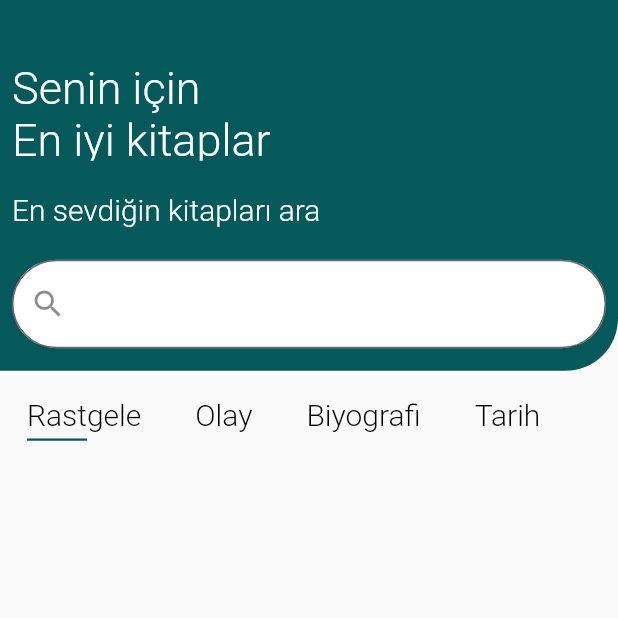
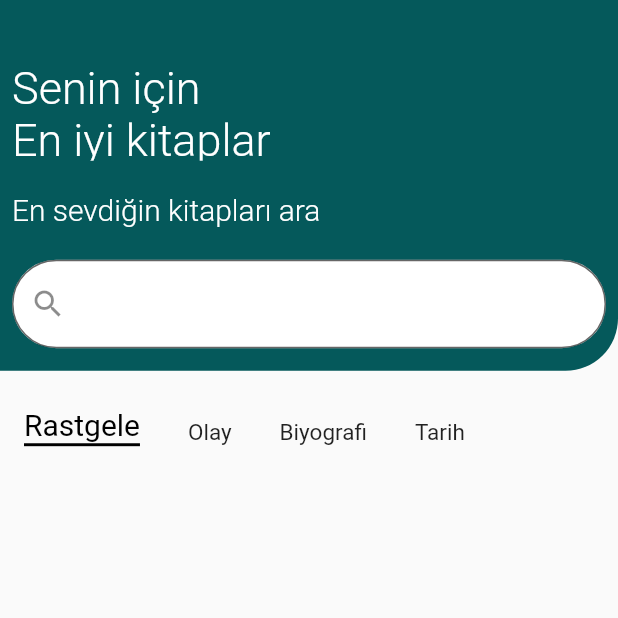
Before and after one commit to Ceyhunnnn/KitapcimProject, a Flutter app: the Library screen opened directly, on a phone screen of 412 x 824 dp, the top half of it. Run offline on Flutter 3.47's test engine with Material 2 defaults, Android fonts, the phone set to English and light mode, and no system bars; our stand-ins replace audioplayers, carousel_slider, cloud_firestore, firebase_auth, firebase_core, font_awesome_flutter and 2 more; missing offline and left inert: bottom_bar; accounts and stored records are empty.

Commit message:
library category edited

```diff
--- a/lib/view/library/library_view.dart
+++ b/lib/view/library/library_view.dart
@@ -4,6 +4,7 @@
 // ignore: import_of_legacy_library_into_null_safe
 import 'package:cloud_firestore/cloud_firestore.dart';
 import 'package:flutter/material.dart';
+import 'package:kitapcim/core/constants/padding_constant.dart';
 
 import 'package:kitapcim/core/extensions/context_extentions.dart';
 import 'package:rflutter_alert/rflutter_alert.dart';
@@ -65,42 +66,33 @@ class _LibraryState extends State<Library> {
                 bookListUpdate(selectedItemCategory);
               },
               onDoubleTap: () => null,
-              child: Row(
-                mainAxisAlignment: MainAxisAlignment.center,
-                children: [
-                  Padding(
-                    padding: const EdgeInsets.all(10),
-                    child: Container(
-                      child: Padding(
-                        padding: const EdgeInsets.all(8.0),
-                        child: Column(
-                          mainAxisAlignment: MainAxisAlignment.start,
-                          crossAxisAlignment: CrossAxisAlignment.start,
-                          children: [
-                            Text(
-                              categoryItems[index],
-                              style:
-                                  context.customTextStyle(Colors.black, 20.0),
-                            ),
-                            SizedBox(
-                              height: context.dynamicHeight(0.005),
-                            ),
-                            selectedItemCategory == categoryItems[index]
-                                ? Container(
-                                    width: 40,
-                                    height: 1.5,
-                                    color: context.appColor,
-                                  )
-                                : Text("")
-                          ],
-                        ),
-                      ),
-                      decoration: BoxDecoration(
-                        borderRadius: BorderRadius.circular(10),
-                      ),
-                    ),
-                  ),
-                ],
+              child: Padding(
+                padding: const EdgeInsets.all(8.0),
+                child: Container(
+                    alignment: Alignment.center,
+                    padding: PaddingConstant.instance.paddingLow,
+                    // decoration: BoxDecoration(
+                    //   borderRadius: BorderRadius.circular(20),
+                    //   color: selectedItemCategory == categoryItems[index]
+                    //       ? Colors.grey
+                    //       : Colors.transparent,
+                    // ),
+                    child: Text(
+                      categoryItems[index],
+                      style: selectedItemCategory == categoryItems[index]
+                          ? TextStyle(
+                              fontSize: 20,
+                              shadows: [
+                                Shadow(
+                                    color: Colors.black, offset: Offset(0, -5))
+                              ],
+                              color: Colors.transparent,
+                              decoration: TextDecoration.underline,
+                              decorationColor: Colors.black,
+                              decorationThickness: 2,
+                            )
+                          : TextStyle(fontSize: 15),
+                    )),
               ));
         }));
   }
```
